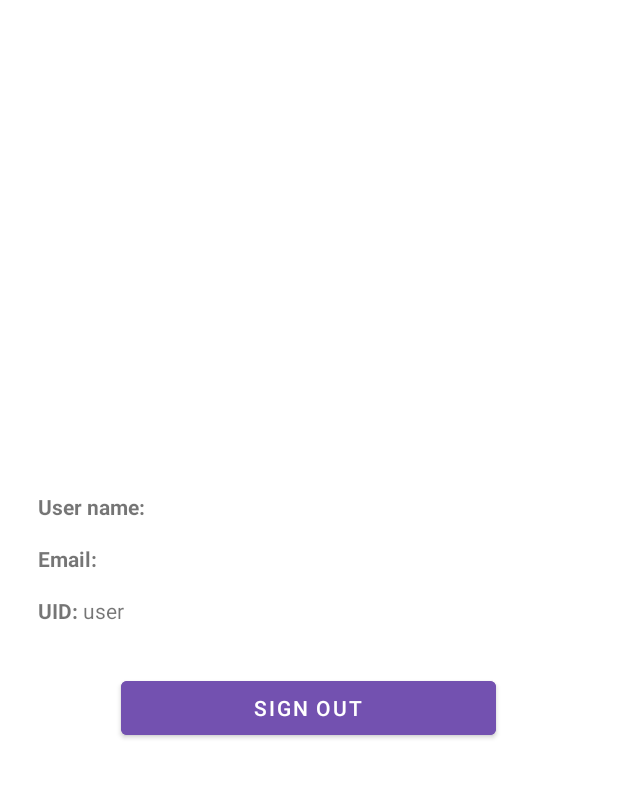
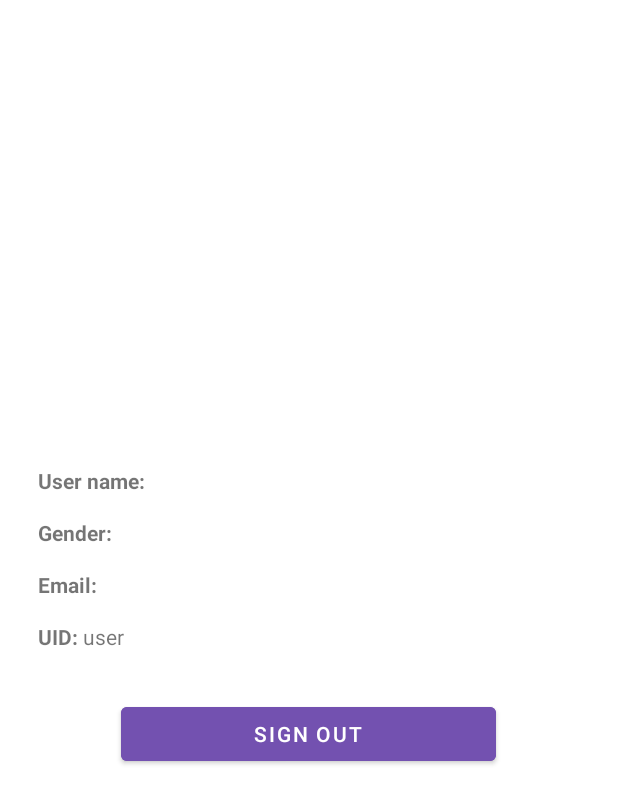
Before and after one commit to NattawatQew/CalorieDay, an Android app: the screen it shows after launch once a user with an empty profile is signed in (ResultActivity), on a phone screen of 412 x 824 dp. Shown: the top 804 px of the screen. Run offline under Robolectric (Android 15) with nearby library versions, the phone set to English and light mode, and no system bars; our stand-ins replace Firebase (no records; nobody signed in at launch, a user with empty details on screens opened directly).

Commit message:
Debug signout

```diff
--- a/app/src/main/AndroidManifest.xml
+++ b/app/src/main/AndroidManifest.xml
@@ -11,7 +11,6 @@
         android:roundIcon="@mipmap/ic_launcher_round"
         android:supportsRtl="true"
         android:theme="@style/AppTheme">
-        <activity android:name=".GenderActivity"></activity>
         <activity
             android:name=".MainActivity"
             android:theme="@style/AppTheme.Loading">
@@ -24,6 +23,7 @@
         <activity android:name=".LoginActivity" />
         <activity android:name=".RegisterActivity" />
         <activity android:name=".ResultActivity" />
+        <activity android:name=".GenderActivity" />
     </application>
 
 </manifest>
--- a/app/src/main/java/com/eatburn/calorieday/GenderActivity.kt
+++ b/app/src/main/java/com/eatburn/calorieday/GenderActivity.kt
@@ -2,6 +2,7 @@ package com.eatburn.calorieday
 
 import android.content.Intent
 import android.os.Bundle
+import android.view.KeyEvent
 import androidx.appcompat.app.AppCompatActivity
 import com.google.firebase.auth.FirebaseAuth
 import com.google.firebase.database.DatabaseReference
@@ -29,4 +30,9 @@ class GenderActivity : AppCompatActivity() {
             startActivity(Intent(this@GenderActivity, ResultActivity::class.java))
         }
     }
+
+    override fun onKeyDown(keyCode: Int, event: KeyEvent?): Boolean {
+        if (keyCode == KeyEvent.KEYCODE_BACK) { moveTaskToBack(true) }
+        return super.onKeyDown(keyCode, event)
+    }
 }
--- a/app/src/main/java/com/eatburn/calorieday/ResultActivity.kt
+++ b/app/src/main/java/com/eatburn/calorieday/ResultActivity.kt
@@ -8,6 +8,7 @@ import android.widget.Toast
 import androidx.appcompat.app.AppCompatActivity
 import com.google.firebase.auth.FirebaseAuth
 import com.google.firebase.database.*
+import kotlinx.android.synthetic.main.activity_main.*
 import kotlinx.android.synthetic.main.activity_result.*
 
 class ResultActivity : AppCompatActivity() {
@@ -39,11 +40,17 @@ class ResultActivity : AppCompatActivity() {
 
         val userInfoListener = object : ValueEventListener {
             override fun onCancelled(databaseError: DatabaseError) {
-                TODO("not implemented") //To change body of created functions use File | Settings | File Templates.
+                result_signOutBtn.setOnClickListener {
+                    mAuth!!.signOut()
+                    startActivity(Intent(this@ResultActivity, MainActivity::class.java))
+                    finish()
+                }
             }
 
             override fun onDataChange(dataSnapshot: DataSnapshot) {
                 result_nameData.text = dataSnapshot.child(user.uid).child("UserInfo").child("Username").getValue(
+                    String::class.java)
+                result_genderData.text = dataSnapshot.child(user.uid).child("UserInfo").child("Gender").getValue(
                     String::class.java)
             }
 
--- a/app/src/main/res/layout/activity_result.xml
+++ b/app/src/main/res/layout/activity_result.xml
@@ -14,7 +14,6 @@
         android:layout_marginBottom="15dp"
         android:layout_marginLeft="25dp">
         <TextView
-            android:id="@+id/result_nameLabel"
             android:layout_width="wrap_content"
             android:layout_height="wrap_content"
             android:text="User name: "
@@ -33,7 +32,24 @@
         android:layout_marginBottom="15dp"
         android:layout_marginLeft="25dp">
         <TextView
-            android:id="@+id/result_emailLabel"
+            android:layout_width="wrap_content"
+            android:layout_height="wrap_content"
+            android:text="Gender: "
+            android:textStyle="bold" />
+
+        <TextView
+            android:id="@+id/result_genderData"
+            android:layout_width="250dp"
+            android:layout_height="wrap_content"
+            android:text="Gender" />
+    </LinearLayout>
+
+    <LinearLayout
+        android:layout_width="wrap_content"
+        android:layout_height="wrap_content"
+        android:layout_marginBottom="15dp"
+        android:layout_marginLeft="25dp">
+        <TextView
             android:layout_width="wrap_content"
             android:layout_height="wrap_content"
             android:text="Email: "
@@ -52,7 +68,6 @@
         android:layout_marginBottom="15dp"
         android:layout_marginLeft="25dp">
         <TextView
-            android:id="@+id/result_uidLabel"
             android:layout_width="wrap_content"
             android:layout_height="wrap_content"
             android:text="UID: "
```
